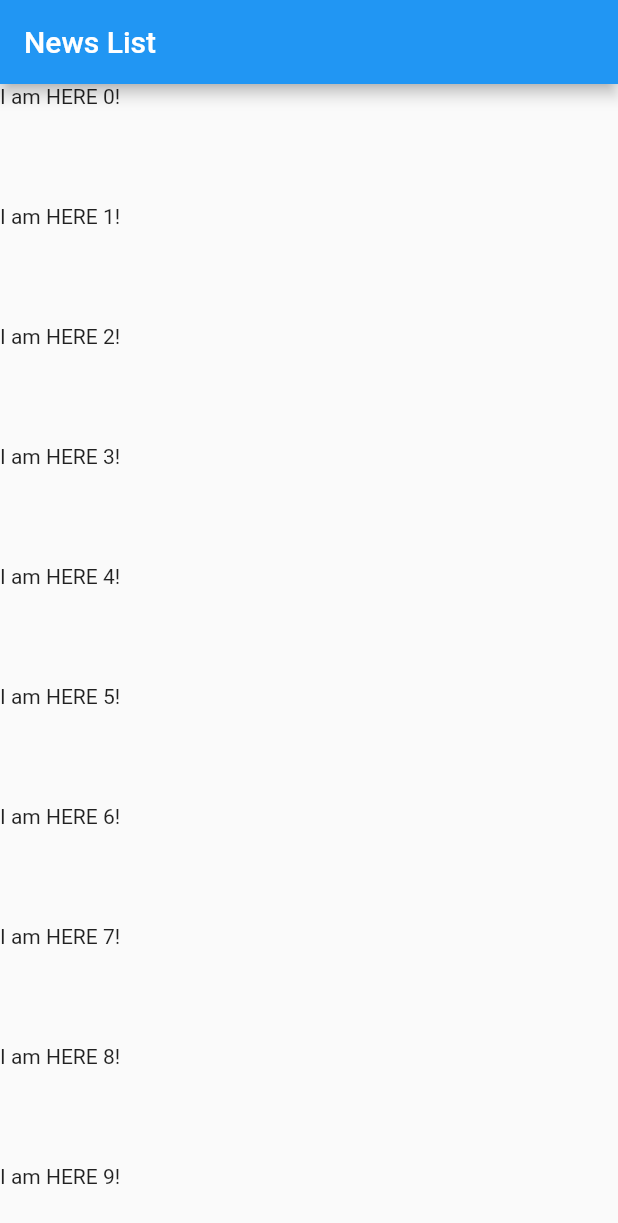
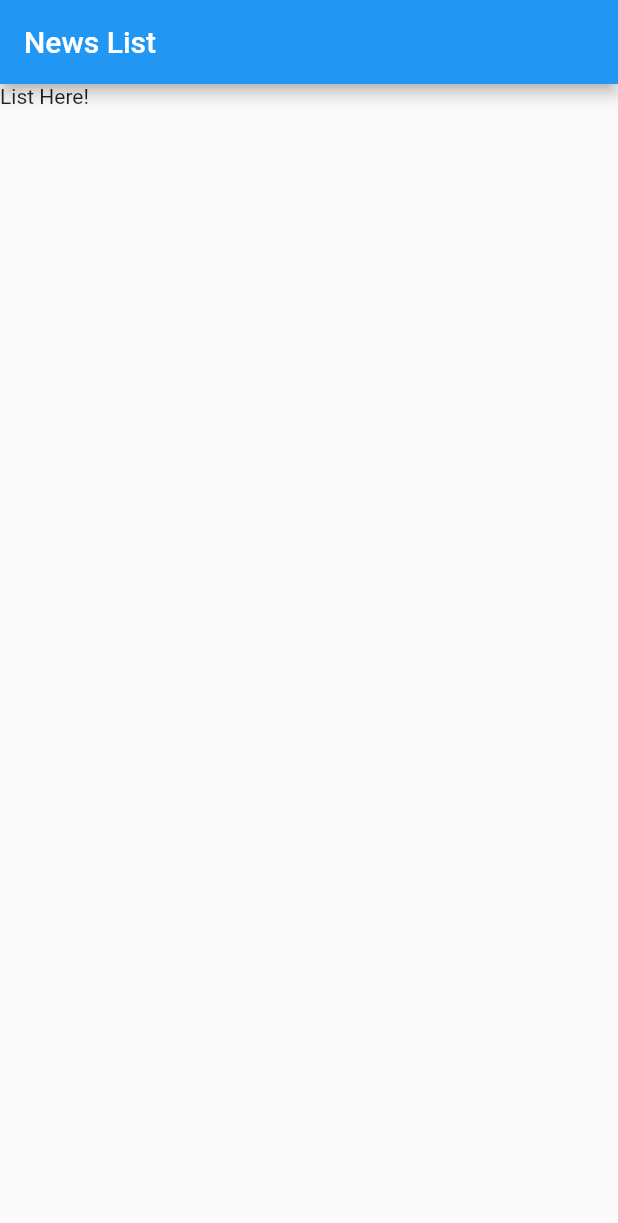
Before and after one commit to ElsaiedSamaka/news, a Flutter app: the screen it shows after launch, on a phone screen of 412 x 824 dp. Shown: the top 1223 px of the screen. Run offline on Flutter 3.47's test engine with Material 2 defaults, Android fonts, the phone set to English and light mode, and no system bars; our stand-ins replace rxdart, sqflite; accounts and stored records are empty.

```diff
--- a/lib/src/screens/news_list.dart
+++ b/lib/src/screens/news_list.dart
@@ -1,5 +1,4 @@
 import "package:flutter/material.dart";
-import "dart:async";
 
 class NewsList extends StatelessWidget {
   Widget build(context) {
@@ -7,32 +6,7 @@ class NewsList extends StatelessWidget {
       appBar: AppBar(
         title: Text('News List'),
       ),
-      body: listBuilder(),
-    );
-  }
-
-  Widget listBuilder(){
-    return ListView.builder(
-      itemCount: 1000,
-      itemBuilder: (context, int indx){
-        return FutureBuilder(
-          future: getFuture(),
-          builder: (context, snapshot){
-            return Container(
-              height: 80.0,
-              child: snapshot.hasData
-            ? Text('I am HERE $indx!')
-            : Text('I am not here $indx!'),);
-          },
-        );
-      },
-    );
-  }
-
-  getFuture(){
-    return Future.delayed(
-      Duration(seconds: 2),
-      () => 'hi!',
+      body: Text('List Here!'),
     );
   }
 }
--- a/pubspec.yaml
+++ b/pubspec.yaml
@@ -11,6 +11,7 @@ dependencies:
 
   sqflite: ^0.11.2
   path_provider: ^0.4.1
+  rxdart: ^0.18.0
 
 dev_dependencies:
   flutter_test:
```
Also changed, not shown: lib/src/blocs/stories_bloc.dart (added, +22 -0 lines), lib/src/blocs/stories_provider.dart (added, +19 -0 lines), pubspec.lock, 1 other file.
